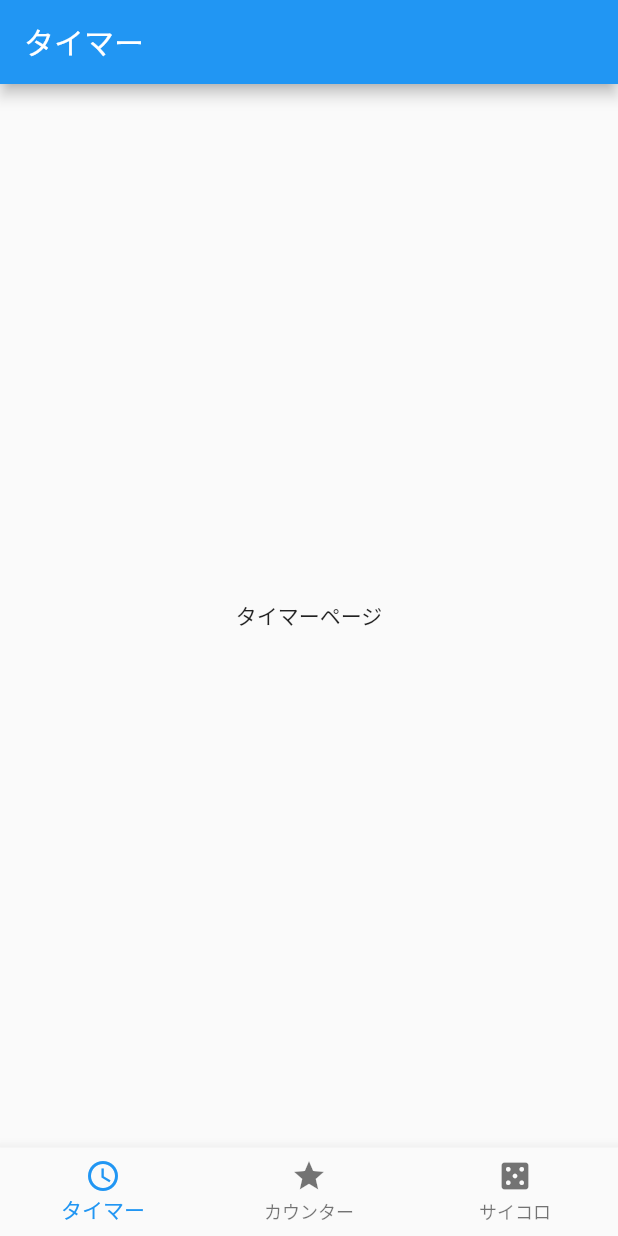
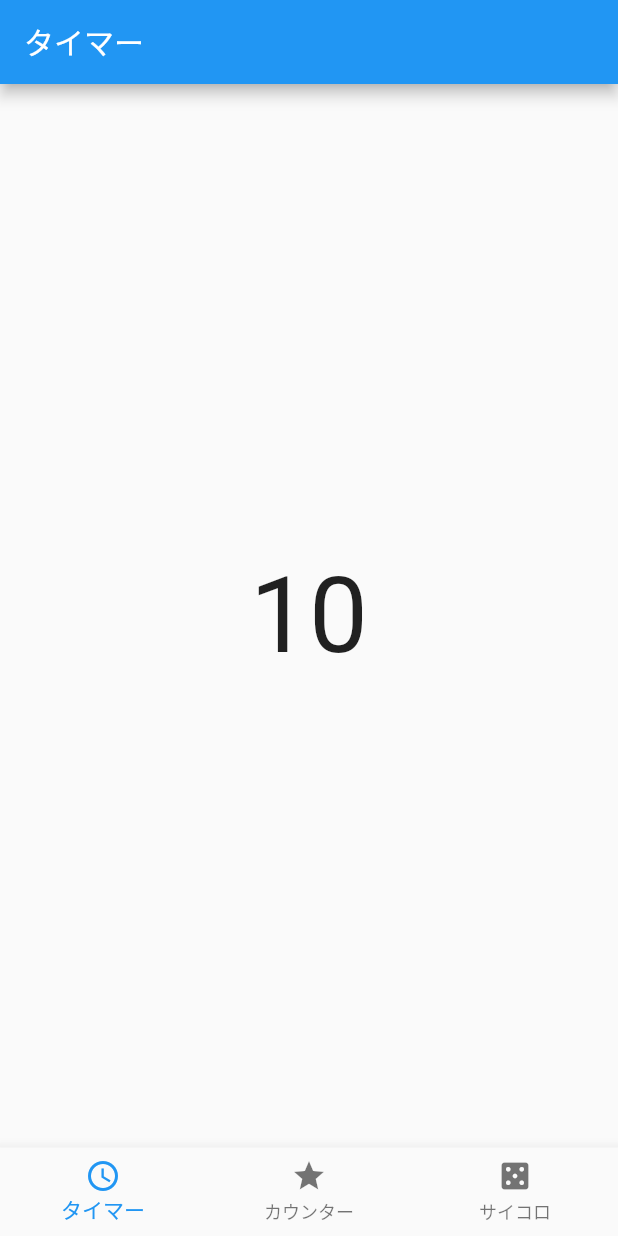
Before and after one commit to telechan/timer_app, a Flutter app: the screen it shows after launch, on a phone screen of 412 x 824 dp. Run offline on Flutter 3.47's test engine with Material 2 defaults, Android fonts, the phone set to English and light mode, and no system bars.

Commit message:
カウントダウン機能実装

```diff
--- a/lib/footer.dart
+++ b/lib/footer.dart
@@ -27,7 +27,7 @@ class _FooterState extends State<Footer> {
   ];
 
   var _routes = [
-    TimerRoute(),
+    TimerRoute(title: 'タイマー'),
     CounterRoute(),
     DiceRoute(),
   ];
@@ -50,13 +50,9 @@ class _FooterState extends State<Footer> {
     return BottomNavigationBarItem(
       icon: Icon(
         _footerIcons[index],
-        // color: Colors.black26,
       ),
       title: Text(
         _footerNames[index],
-        // style: TextStyle(
-        //   color: Colors.black26,
-        // ),
       )
     );
   }
--- a/lib/routes/timer_route.dart
+++ b/lib/routes/timer_route.dart
@@ -1,15 +1,72 @@
 import 'package:flutter/material.dart';
+import 'dart:async';
 import '../setting_routes/setting_time.dart';
 
-class TimerRoute extends StatelessWidget {
+class TimerRoute extends StatefulWidget {
+  TimerRoute({Key key, this.title}) : super(key: key);
+  final String title;
+
   @override
+  _TimerRouteState createState() => _TimerRouteState();
+}
+
+class _TimerRouteState extends State<TimerRoute> {
+  Timer _timer;
+  int _start = 10;
+  int _current;
+
+  @override
+  void initState() {
+    _current = _start;
+    super.initState();
+  }
+
+  void restartTimer() {
+    if (_timer != null) {
+      _timer.cancel();
+    }
+    setState(() {
+      _current = _start;
+    });
+    _timer = new Timer.periodic(Duration(seconds: 1), _countDown);
+  }
+
+  void _countDown(Timer timer) {
+    setState(() {
+      if (_current < 1) {
+        timer.cancel();
+      } else {
+        _current -= 1;
+      }
+    });
+  }
+
+  @override
+  void dispose() {
+    _timer.cancel();
+    super.dispose();
+  }
+
   Widget build(BuildContext context) {
-    return Scaffold(
-      appBar: AppBar(
-        title: Text("タイマー"),
-      ),
-      body: Center(
-        child: Text("タイマーページ"),
+    return new Scaffold(
+      appBar: AppBar(title: Text(widget.title)),
+      body: Stack(
+        children: <Widget>[
+          Center(
+            child: Text(
+              "$_current",
+              style: TextStyle(
+                fontSize: 70,
+              ),
+            ),
+          ),
+          Container(
+            child: GestureDetector(
+              behavior: HitTestBehavior.opaque,
+              onTap: restartTimer,
+            ),
+          ),
+        ],
       ),
     );
   }
```
